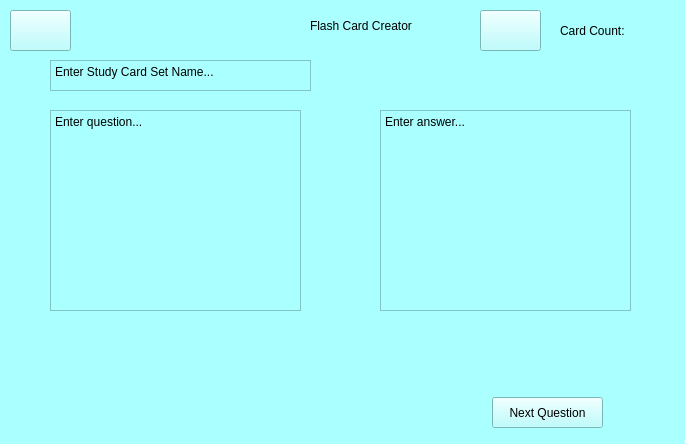
The window that FlashcardModule/flashcardmaker.ui (WSU-4110/MOST) describes before a commit, drawn with Qt 5.
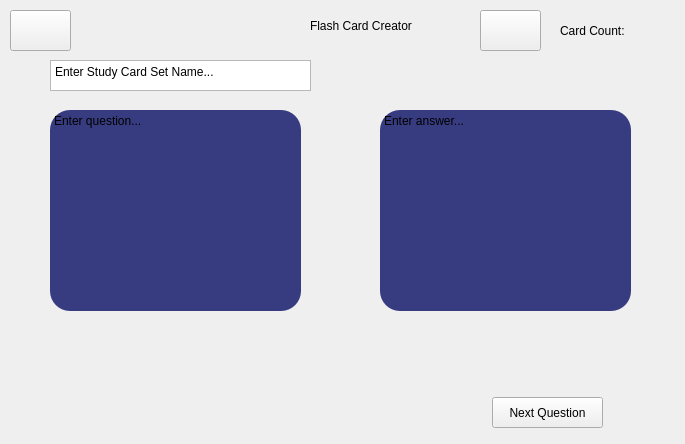
The same window after the commit. Icons and pictures are not drawn.

Patch:
```diff
--- a/FlashcardModule/flashcardmaker.ui
+++ b/FlashcardModule/flashcardmaker.ui
@@ -14,8 +14,13 @@
    <string>flashCardMaker</string>
   </property>
   <property name="styleSheet">
-   <string notr="true">background-color: rgb(170, 255, 255);
-color: rgb(0, 0, 0);</string>
+   <string notr="true">background-color: qlineargradient(
+    x1: 0, y1: 1,   /* Start at bottom */
+    x2: 0, y2: 0,   /* End at top */
+    stop: 0 #454545,
+    stop: 1 #100328
+);k
+border: 1px black;;</string>
   </property>
   <widget class="QLabel" name="pageLabel">
    <property name="geometry">
@@ -87,6 +92,18 @@
      <height>201</height>
     </rect>
    </property>
+   <property name="styleSheet">
+    <string notr="true">QWidget#line {
+    background-color: #E1D9D1;
+    height: 0.5px;
+}
+
+QWidget {
+background-color: #373B80;
+border-radius: 20px;
+}
+</string>
+   </property>
    <property name="html">
     <string>&lt;!DOCTYPE HTML PUBLIC &quot;-//W3C//DTD HTML 4.0//EN&quot; &quot;http://www.w3.org/TR/REC-html40/strict.dtd&quot;&gt;
 &lt;html&gt;&lt;head&gt;&lt;meta name=&quot;qrichtext&quot; content=&quot;1&quot; /&gt;&lt;meta charset=&quot;utf-8&quot; /&gt;&lt;style type=&quot;text/css&quot;&gt;
@@ -107,6 +124,18 @@
      <height>201</height>
     </rect>
    </property>
+   <property name="styleSheet">
+    <string notr="true">QWidget#line {
+    background-color: #E1D9D1;
+    height: 0.5px;
+}
+
+QWidget {
+background-color: #373B80;
+border-radius: 20px;
+}
+</string>
+   </property>
    <property name="html">
     <string>&lt;!DOCTYPE HTML PUBLIC &quot;-//W3C//DTD HTML 4.0//EN&quot; &quot;http://www.w3.org/TR/REC-html40/strict.dtd&quot;&gt;
 &lt;html&gt;&lt;head&gt;&lt;meta name=&quot;qrichtext&quot; content=&quot;1&quot; /&gt;&lt;meta charset=&quot;utf-8&quot; /&gt;&lt;style type=&quot;text/css&quot;&gt;
```
